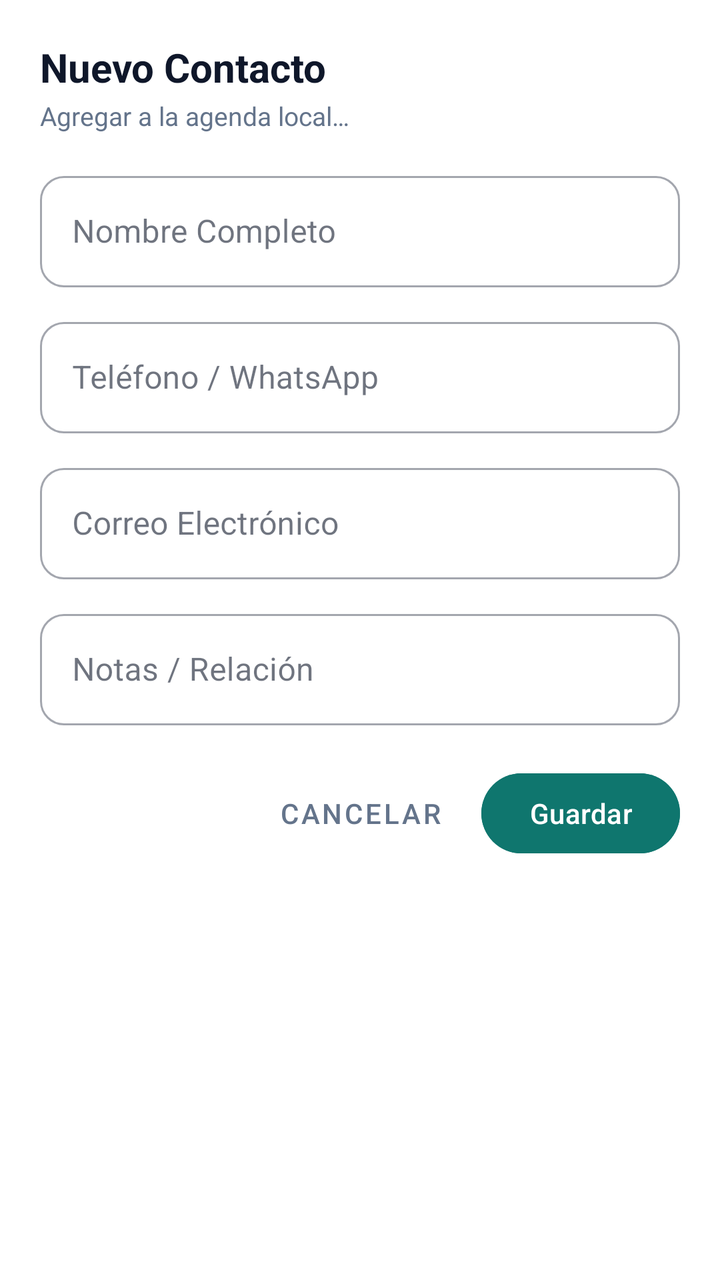
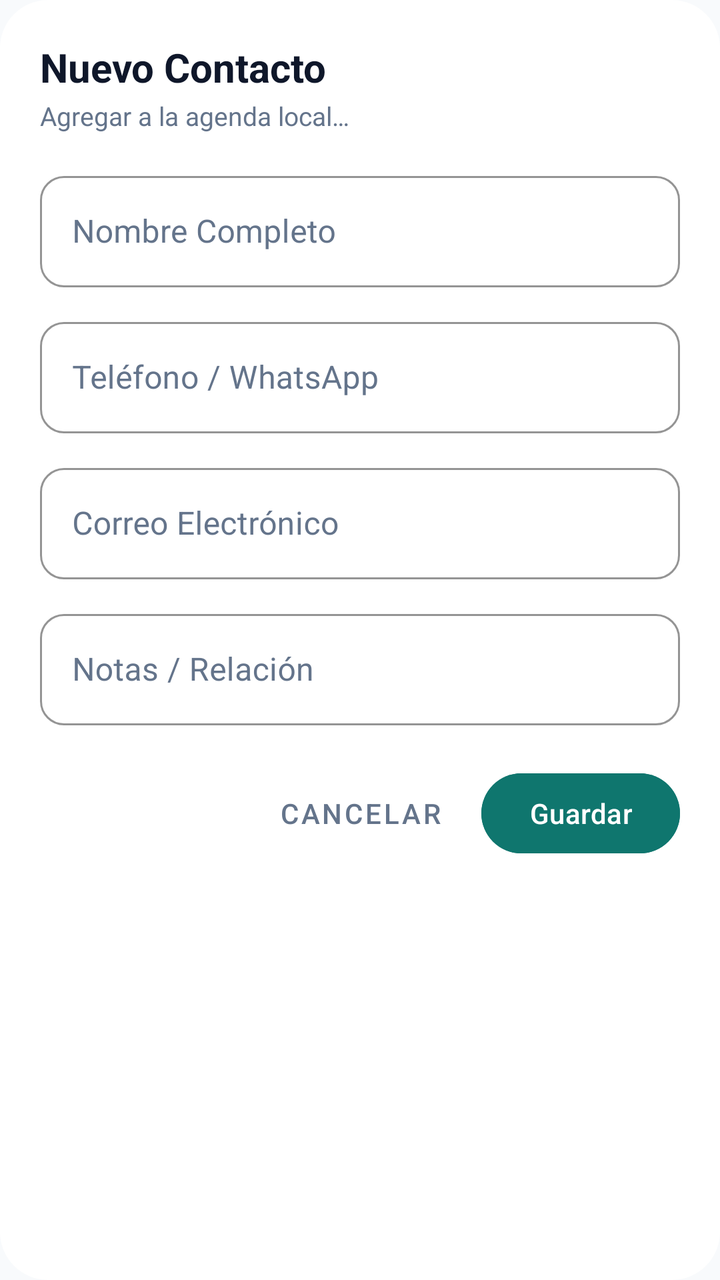

Screens rendered from an Android XML layout before and after an edit, with the pre-edit source and the edit as a unified diff.
<!-- AndroidManifest.xml: application theme Theme.CashoLocal -->
<!-- res/layout/dialog_add_contact.xml -->
<?xml version="1.0" encoding="utf-8"?>
<LinearLayout xmlns:android="http://schemas.android.com/apk/res/android"
    xmlns:app="http://schemas.android.com/apk/res-auto"
    xmlns:tools="http://schemas.android.com/tools"
    android:id="@+id/llnuevocontactoraiz"
    android:layout_width="match_parent"
    android:layout_height="wrap_content"
    android:background="@color/surface_light"
    android:orientation="vertical"
    android:padding="20dp"
    tools:context=".AddContactDialogFragment">

    
    <TextView
        android:id="@+id/tvtitulonuevocontacto"
        android:layout_width="wrap_content"
        android:layout_height="wrap_content"
        android:text="@string/add_contact_dialog_title"
        android:textColor="@color/text_primary"
        android:textSize="20sp"
        android:textStyle="bold" />

    <TextView
        android:id="@+id/tvsubtitulonuevocontacto"
        android:layout_width="wrap_content"
        android:layout_height="wrap_content"
        android:layout_marginTop="2dp"
        android:text="@string/add_contact_dialog_subtitle"
        android:textColor="@color/text_secondary"
        android:textSize="13sp" />

    
    <com.google.android.material.textfield.TextInputLayout
        android:id="@+id/tilcontenedornombrecontacto"
        style="@style/Widget.MaterialComponents.TextInputLayout.OutlinedBox"
        android:layout_width="match_parent"
        android:layout_height="wrap_content"
        android:layout_marginTop="16dp"
        android:hint="@string/contact_name_hint"
        app:boxCornerRadiusBottomEnd="12dp"
        app:boxCornerRadiusBottomStart="12dp"
        app:boxCornerRadiusTopEnd="12dp"
        app:boxCornerRadiusTopStart="12dp">

        <com.google.android.material.textfield.TextInputEditText
            android:id="@+id/etnombrecontactocompleto"
            android:layout_width="match_parent"
            android:layout_height="wrap_content"
            android:inputType="textPersonName"
            android:textColor="@color/text_primary" />

    </com.google.android.material.textfield.TextInputLayout>

    
    <com.google.android.material.textfield.TextInputLayout
        android:id="@+id/tilcontenedortelefonocontacto"
        style="@style/Widget.MaterialComponents.TextInputLayout.OutlinedBox"
        android:layout_width="match_parent"
        android:layout_height="wrap_content"
        android:layout_marginTop="12dp"
        android:hint="@string/contact_phone_hint"
        app:boxCornerRadiusBottomEnd="12dp"
        app:boxCornerRadiusBottomStart="12dp"
        app:boxCornerRadiusTopEnd="12dp"
        app:boxCornerRadiusTopStart="12dp">

        <com.google.android.material.textfield.TextInputEditText
            android:id="@+id/ettelefonowhatsapp"
            android:layout_width="match_parent"
            android:layout_height="wrap_content"
            android:inputType="phone"
            android:textColor="@color/text_primary" />

    </com.google.android.material.textfield.TextInputLayout>

    
    <com.google.android.material.textfield.TextInputLayout
        android:id="@+id/tilcontenedorcorreocontacto"
        style="@style/Widget.MaterialComponents.TextInputLayout.OutlinedBox"
        android:layout_width="match_parent"
        android:layout_height="wrap_content"
        android:layout_marginTop="12dp"
        android:hint="@string/contact_email_hint"
        app:boxCornerRadiusBottomEnd="12dp"
        app:boxCornerRadiusBottomStart="12dp"
        app:boxCornerRadiusTopEnd="12dp"
        app:boxCornerRadiusTopStart="12dp">

        <com.google.android.material.textfield.TextInputEditText
            android:id="@+id/etcorreoelectronico"
            android:layout_width="match_parent"
            android:layout_height="wrap_content"
            android:inputType="textEmailAddress"
            android:textColor="@color/text_primary" />

    </com.google.android.material.textfield.TextInputLayout>

    
    <com.google.android.material.textfield.TextInputLayout
        android:id="@+id/tilcontenedornotascontacto"
        style="@style/Widget.MaterialComponents.TextInputLayout.OutlinedBox"
        android:layout_width="match_parent"
        android:layout_height="wrap_content"
        android:layout_marginTop="12dp"
        android:hint="@string/contact_notes_hint"
        app:boxCornerRadiusBottomEnd="12dp"
        app:boxCornerRadiusBottomStart="12dp"
        app:boxCornerRadiusTopEnd="12dp"
        app:boxCornerRadiusTopStart="12dp">

        <com.google.android.material.textfield.TextInputEditText
            android:id="@+id/etnotasrelacion"
            android:layout_width="match_parent"
            android:layout_height="wrap_content"
            android:inputType="textMultiLine"
            android:textColor="@color/text_primary" />

    </com.google.android.material.textfield.TextInputLayout>

    
    <LinearLayout
        android:id="@+id/llaccionesdialogocontacto"
        android:layout_width="match_parent"
        android:layout_height="wrap_content"
        android:layout_marginTop="20dp"
        android:gravity="end"
        android:orientation="horizontal">

        <com.google.android.material.button.MaterialButton
            android:id="@+id/btncancelarcontacto"
            style="@style/Widget.MaterialComponents.Button.TextButton"
            android:layout_width="wrap_content"
            android:layout_height="wrap_content"
            android:text="@string/cancel_btn"
            android:textColor="@color/text_secondary" />

        <com.google.android.material.button.MaterialButton
            android:id="@+id/btnguardarcontacto"
            android:layout_width="wrap_content"
            android:layout_height="wrap_content"
            android:layout_marginStart="12dp"
            android:backgroundTint="@color/primary"
            android:text="@string/save_btn"
            android:textColor="@color/white" />

    </LinearLayout>

</LinearLayout>
<!-- resources referenced by this layout -->
<resources>
  <color name="primary">#0F766E</color>
  <color name="surface_light">#FFFFFF</color>
  <color name="text_primary">#0F172A</color>
  <color name="text_secondary">#64748B</color>
  <color name="white">#FFFFFFFF</color>
  <string name="add_contact_dialog_subtitle">Agregar a la agenda local…</string>
  <string name="add_contact_dialog_title">Nuevo Contacto</string>
  <string name="cancel_btn">Cancelar</string>
  <string name="contact_email_hint">Correo Electrónico</string>
  <string name="contact_name_hint">Nombre Completo</string>
  <string name="contact_notes_hint">Notas / Relación</string>
  <string name="contact_phone_hint">Teléfono / WhatsApp</string>
  <string name="save_btn">Guardar</string>
  <style name="Theme.CashoLocal" parent="Base.Theme.CashoLocal" />
  <style name="Base.Theme.CashoLocal" parent="Theme.Material3.DayNight.NoActionBar">
          
          <item name="colorPrimary">@color/primary</item>
          <item name="colorPrimaryVariant">@color/primary_dark</item>
          <item name="colorOnPrimary">@color/white</item>
          <item name="colorPrimaryContainer">@color/primary_container</item>
          <item name="colorOnPrimaryContainer">@color/on_primary_container</item>
  
          <item name="android:windowBackground">@color/background_light</item>
          <item name="colorSurface">@color/surface_light</item>
          <item name="colorOnSurface">@color/text_primary</item>
  
          <item name="android:statusBarColor">@color/background_light</item>
          <item name="android:windowLightStatusBar">true</item>
      </style>
  <color name="primary_dark">#047857</color>
  <color name="primary_container">#ECFDF5</color>
  <color name="on_primary_container">#047857</color>
  <color name="background_light">#F8FAFC</color>
</resources>

<!-- the commit's change to res/layout/dialog_add_contact.xml (unified diff, before → after) -->
@@ -5,7 +5,7 @@
     android:id="@+id/llnuevocontactoraiz"
     android:layout_width="match_parent"
     android:layout_height="wrap_content"
-    android:background="@color/surface_light"
+    android:background="@drawable/bg_dialog_rounded"
     android:orientation="vertical"
     android:padding="20dp"
     tools:context=".AddContactDialogFragment">
@@ -37,17 +37,22 @@
         android:layout_height="wrap_content"
         android:layout_marginTop="16dp"
         android:hint="@string/contact_name_hint"
+        android:textColorHint="@color/text_secondary"
+        app:boxBackgroundColor="@color/surface_light"
         app:boxCornerRadiusBottomEnd="12dp"
         app:boxCornerRadiusBottomStart="12dp"
         app:boxCornerRadiusTopEnd="12dp"
-        app:boxCornerRadiusTopStart="12dp">
+        app:boxCornerRadiusTopStart="12dp"
+        app:boxStrokeColor="@color/primary"
+        app:hintTextColor="@color/primary">
 
         <com.google.android.material.textfield.TextInputEditText
             android:id="@+id/etnombrecontactocompleto"
             android:layout_width="match_parent"
             android:layout_height="wrap_content"
             android:inputType="textPersonName"
-            android:textColor="@color/text_primary" />
+            android:textColor="@color/text_primary"
+            android:textColorHint="@color/text_secondary" />
 
     </com.google.android.material.textfield.TextInputLayout>
 
@@ -59,17 +64,22 @@
         android:layout_height="wrap_content"
         android:layout_marginTop="12dp"
         android:hint="@string/contact_phone_hint"
+        android:textColorHint="@color/text_secondary"
+        app:boxBackgroundColor="@color/surface_light"
         app:boxCornerRadiusBottomEnd="12dp"
         app:boxCornerRadiusBottomStart="12dp"
         app:boxCornerRadiusTopEnd="12dp"
-        app:boxCornerRadiusTopStart="12dp">
+        app:boxCornerRadiusTopStart="12dp"
+        app:boxStrokeColor="@color/primary"
+        app:hintTextColor="@color/primary">
 
         <com.google.android.material.textfield.TextInputEditText
             android:id="@+id/ettelefonowhatsapp"
             android:layout_width="match_parent"
             android:layout_height="wrap_content"
             android:inputType="phone"
-            android:textColor="@color/text_primary" />
+            android:textColor="@color/text_primary"
+            android:textColorHint="@color/text_secondary" />
 
     </com.google.android.material.textfield.TextInputLayout>
 
@@ -81,17 +91,22 @@
         android:layout_height="wrap_content"
         android:layout_marginTop="12dp"
         android:hint="@string/contact_email_hint"
+        android:textColorHint="@color/text_secondary"
+        app:boxBackgroundColor="@color/surface_light"
         app:boxCornerRadiusBottomEnd="12dp"
         app:boxCornerRadiusBottomStart="12dp"
         app:boxCornerRadiusTopEnd="12dp"
-        app:boxCornerRadiusTopStart="12dp">
+        app:boxCornerRadiusTopStart="12dp"
+        app:boxStrokeColor="@color/primary"
+        app:hintTextColor="@color/primary">
 
         <com.google.android.material.textfield.TextInputEditText
             android:id="@+id/etcorreoelectronico"
             android:layout_width="match_parent"
             android:layout_height="wrap_content"
             android:inputType="textEmailAddress"
-            android:textColor="@color/text_primary" />
+            android:textColor="@color/text_primary"
+            android:textColorHint="@color/text_secondary" />
 
     </com.google.android.material.textfield.TextInputLayout>
 
@@ -103,17 +118,22 @@
         android:layout_height="wrap_content"
         android:layout_marginTop="12dp"
         android:hint="@string/contact_notes_hint"
+        android:textColorHint="@color/text_secondary"
+        app:boxBackgroundColor="@color/surface_light"
         app:boxCornerRadiusBottomEnd="12dp"
         app:boxCornerRadiusBottomStart="12dp"
         app:boxCornerRadiusTopEnd="12dp"
-        app:boxCornerRadiusTopStart="12dp">
+        app:boxCornerRadiusTopStart="12dp"
+        app:boxStrokeColor="@color/primary"
+        app:hintTextColor="@color/primary">
 
         <com.google.android.material.textfield.TextInputEditText
             android:id="@+id/etnotasrelacion"
             android:layout_width="match_parent"
             android:layout_height="wrap_content"
             android:inputType="textMultiLine"
-            android:textColor="@color/text_primary" />
+            android:textColor="@color/text_primary"
+            android:textColorHint="@color/text_secondary" />
 
     </com.google.android.material.textfield.TextInputLayout>
 
<!-- resource entries referenced after the edit -->
@@ -5,6 +5,12 @@
   <color name="text_primary">#0F172A</color>
   <color name="text_secondary">#64748B</color>
   <color name="white">#FFFFFFFF</color>
+  <!-- drawable bg_dialog_rounded (drawable) -->
+  <?xml version="1.0" encoding="utf-8"?>
+  <shape xmlns:android="http://schemas.android.com/apk/res/android">
+      <solid android:color="@color/surface_light" />
+      <corners android:radius="24dp" />
+  </shape>
   <string name="add_contact_dialog_subtitle">Agregar a la agenda local…</string>
   <string name="add_contact_dialog_title">Nuevo Contacto</string>
   <string name="cancel_btn">Cancelar</string>
@@ -25,6 +31,12 @@
           <item name="android:windowBackground">@color/background_light</item>
           <item name="colorSurface">@color/surface_light</item>
           <item name="colorOnSurface">@color/text_primary</item>
+          <item name="colorOnSurfaceVariant">@color/text_secondary</item>
+          <item name="colorSurfaceVariant">@color/background_light</item>
+  
+          <item name="android:textColorPrimary">@color/text_primary</item>
+          <item name="android:textColorSecondary">@color/text_secondary</item>
+          <item name="android:textColorHint">@color/text_secondary</item>
   
           <item name="android:statusBarColor">@color/background_light</item>
           <item name="android:windowLightStatusBar">true</item>
